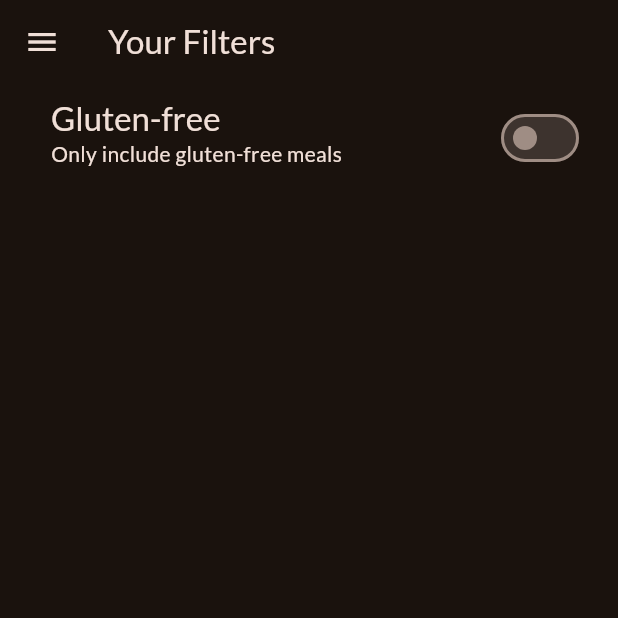
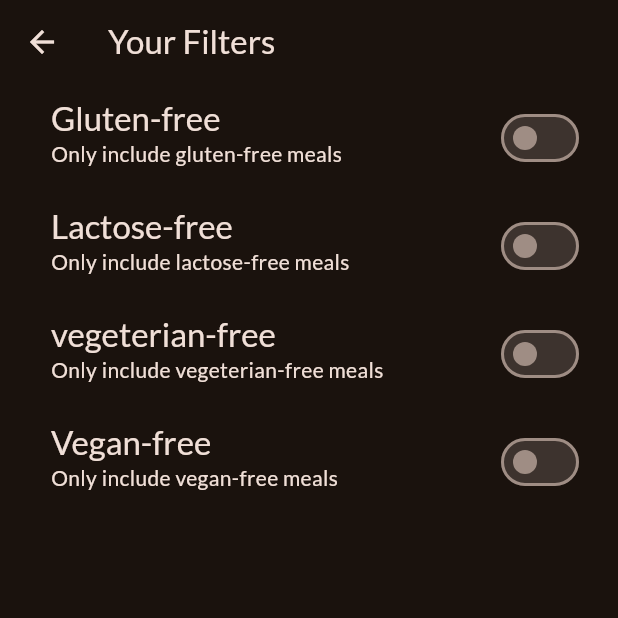
Before and after one commit to AnicetFantomas/Meals-App, a Flutter app: the FiltersScreen screen opened directly, on a phone screen of 412 x 824 dp, the top half of it. Run offline on Flutter 3.47's test engine with Material 3 defaults, Android fonts, the phone set to English and light mode, and no system bars; our stand-ins replace google_fonts, transparent_image.

```diff
--- a/lib/screens/filters.dart
+++ b/lib/screens/filters.dart
@@ -1,6 +1,8 @@
 import 'package:flutter/material.dart';
-import 'package:meals_app/screens/tabs.dart';
-import 'package:meals_app/widgets/main_drawer.dart';
+// import 'package:meals_app/screens/tabs.dart';
+// import 'package:meals_app/widgets/main_drawer.dart';
+
+enum Filter { glutenFree, lactoseFree, vegan, vegetarian }
 
 class FiltersScreen extends StatefulWidget {
   const FiltersScreen({super.key});
@@ -11,6 +13,9 @@ class FiltersScreen extends StatefulWidget {
 
 class _FiltesScreenState extends State<FiltersScreen> {
   var _glutenFreeFilterSet = false;
+  var _lactoseFreeFilterSet = false;
+  var _veganFilterSet = false;
+  var _vegetarianFilterSet = false;
 
   @override
   Widget build(BuildContext context) {
@@ -18,15 +23,26 @@ class _FiltesScreenState extends State<FiltersScreen> {
       appBar: AppBar(
         title: const Text('Your Filters'),
       ),
-      drawer:  MainDrawer(onSelectScreen: (identifier) {
-        Navigator.of(context).pop();
-        if (identifier == 'meals') {
-          Navigator.of(context).pushReplacement(
-            MaterialPageRoute(builder: (ctx) => const TabsSCreen()),
-          );
-        }
-      },),
-      body: Column(
+      // drawer:  MainDrawer(onSelectScreen: (identifier) {
+      //   Navigator.of(context).pop();
+      //   if (identifier == 'meals') {
+      //     Navigator.of(context).pushReplacement(
+      //       MaterialPageRoute(builder: (ctx) => const TabsSCreen()),
+      //     );
+      //   }
+      // },),
+      body: PopScope(
+        canPop: false,
+        onPopInvoked: (bool didPop) {
+          if (didPop) return;
+          Navigator.of(context).pop({
+            Filter.glutenFree: _glutenFreeFilterSet,
+            Filter.lactoseFree: _lactoseFreeFilterSet,
+            Filter.vegetarian: _vegetarianFilterSet,
+            Filter.vegan: _veganFilterSet,
+          });
+        },
+        child: Column(
           children: [
             SwitchListTile(
               value: _glutenFreeFilterSet,
@@ -37,22 +53,79 @@ class _FiltesScreenState extends State<FiltersScreen> {
               },
               title: Text(
                 'Gluten-free',
-              style: Theme.of(context)
-                  .textTheme
-                  .titleLarge!
-                  .copyWith(color: Theme.of(context).colorScheme.onBackground),
+                style: Theme.of(context).textTheme.titleLarge!.copyWith(
+                    color: Theme.of(context).colorScheme.onBackground),
               ),
               subtitle: Text(
                 'Only include gluten-free meals',
-              style: Theme.of(context)
-                  .textTheme
-                  .bodyMedium!
-                  .copyWith(color: Theme.of(context).colorScheme.onBackground),
+                style: Theme.of(context).textTheme.bodyMedium!.copyWith(
+                    color: Theme.of(context).colorScheme.onBackground),
               ),
               activeColor: Theme.of(context).colorScheme.tertiary,
               contentPadding: const EdgeInsets.only(left: 34, right: 22),
-          )
+            ),
+            SwitchListTile(
+              value: _lactoseFreeFilterSet,
+              onChanged: (isCheked) {
+                setState(() {
+                  _lactoseFreeFilterSet = isCheked;
+                });
+              },
+              title: Text(
+                'Lactose-free',
+                style: Theme.of(context).textTheme.titleLarge!.copyWith(
+                    color: Theme.of(context).colorScheme.onBackground),
+              ),
+              subtitle: Text(
+                'Only include lactose-free meals',
+                style: Theme.of(context).textTheme.bodyMedium!.copyWith(
+                    color: Theme.of(context).colorScheme.onBackground),
+              ),
+              activeColor: Theme.of(context).colorScheme.tertiary,
+              contentPadding: const EdgeInsets.only(left: 34, right: 22),
+            ),
+            SwitchListTile(
+              value: _vegetarianFilterSet,
+              onChanged: (isCheked) {
+                setState(() {
+                  _vegetarianFilterSet = isCheked;
+                });
+              },
+              title: Text(
+                'vegeterian-free',
+                style: Theme.of(context).textTheme.titleLarge!.copyWith(
+                    color: Theme.of(context).colorScheme.onBackground),
+              ),
+              subtitle: Text(
+                'Only include vegeterian-free meals',
+                style: Theme.of(context).textTheme.bodyMedium!.copyWith(
+                    color: Theme.of(context).colorScheme.onBackground),
+              ),
+              activeColor: Theme.of(context).colorScheme.tertiary,
+              contentPadding: const EdgeInsets.only(left: 34, right: 22),
+            ),
+            SwitchListTile(
+              value: _veganFilterSet,
+              onChanged: (isCheked) {
+                setState(() {
+                  _veganFilterSet = isCheked;
+                });
+              },
+              title: Text(
+                'Vegan-free',
+                style: Theme.of(context).textTheme.titleLarge!.copyWith(
+                    color: Theme.of(context).colorScheme.onBackground),
+              ),
+              subtitle: Text(
+                'Only include vegan-free meals',
+                style: Theme.of(context).textTheme.bodyMedium!.copyWith(
+                    color: Theme.of(context).colorScheme.onBackground),
+              ),
+              activeColor: Theme.of(context).colorScheme.tertiary,
+              contentPadding: const EdgeInsets.only(left: 34, right: 22),
+            ),
           ],
+        ),
       ),
     );
   }
```
Also changed, not shown: lib/screens/tabs.dart (+4 -3 lines). Lines whose indentation alone changed are shown as unchanged.
